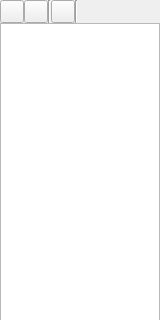
Qt form src/playlist/playlistlistcontainer.ui (strawberrymusicplayer/strawberry) before a commit; both pictures show x 0 to 160 and y 0 to 320 of the 160 by 503 pixel window.
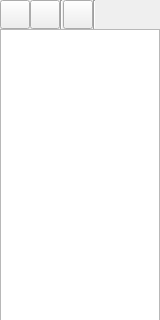
The same form after that commit. Custom widgets are drawn as their Qt base class.

Commit message:
Make icon sizes configurable, increase default sizes for icons
Fixes #250

Diff of the .ui file:
```diff
--- a/src/playlist/playlistlistcontainer.ui
+++ b/src/playlist/playlistlistcontainer.ui
@@ -64,6 +64,12 @@
         <property name="toolTip">
          <string>New folder</string>
         </property>
+        <property name="iconSize">
+         <size>
+          <width>22</width>
+          <height>22</height>
+         </size>
+        </property>
        </widget>
       </item>
       <item>
@@ -71,6 +77,12 @@
         <property name="toolTip">
          <string>Delete</string>
         </property>
+        <property name="iconSize">
+         <size>
+          <width>22</width>
+          <height>22</height>
+         </size>
+        </property>
        </widget>
       </item>
       <item>
@@ -81,7 +93,14 @@
        </widget>
       </item>
       <item>
-       <widget class="QToolButton" name="save_playlist"/>
+       <widget class="QToolButton" name="save_playlist">
+        <property name="iconSize">
+         <size>
+          <width>22</width>
+          <height>22</height>
+         </size>
+        </property>
+       </widget>
       </item>
       <item>
        <widget class="Line" name="line_2">
```
The commit also changes 25 other files.
